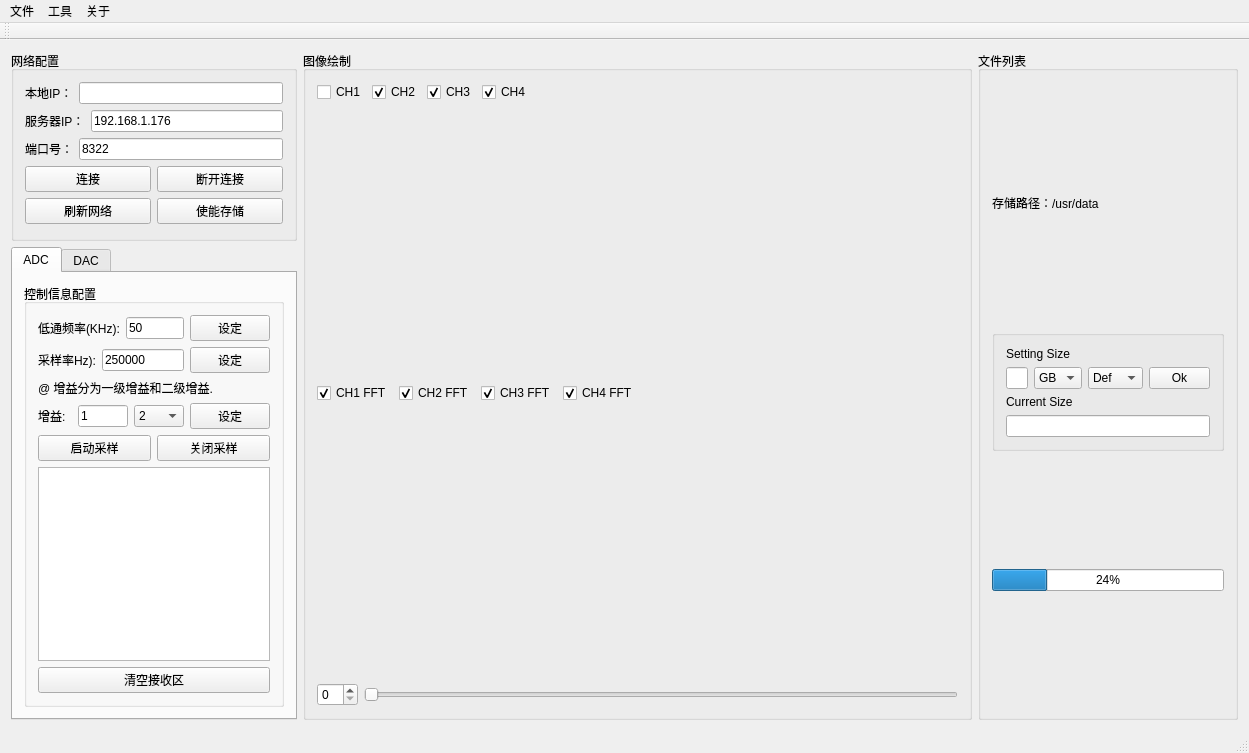
carloscn/netplot, file PRO/NetworkPlot/mainwindow.ui: the form before one commit.
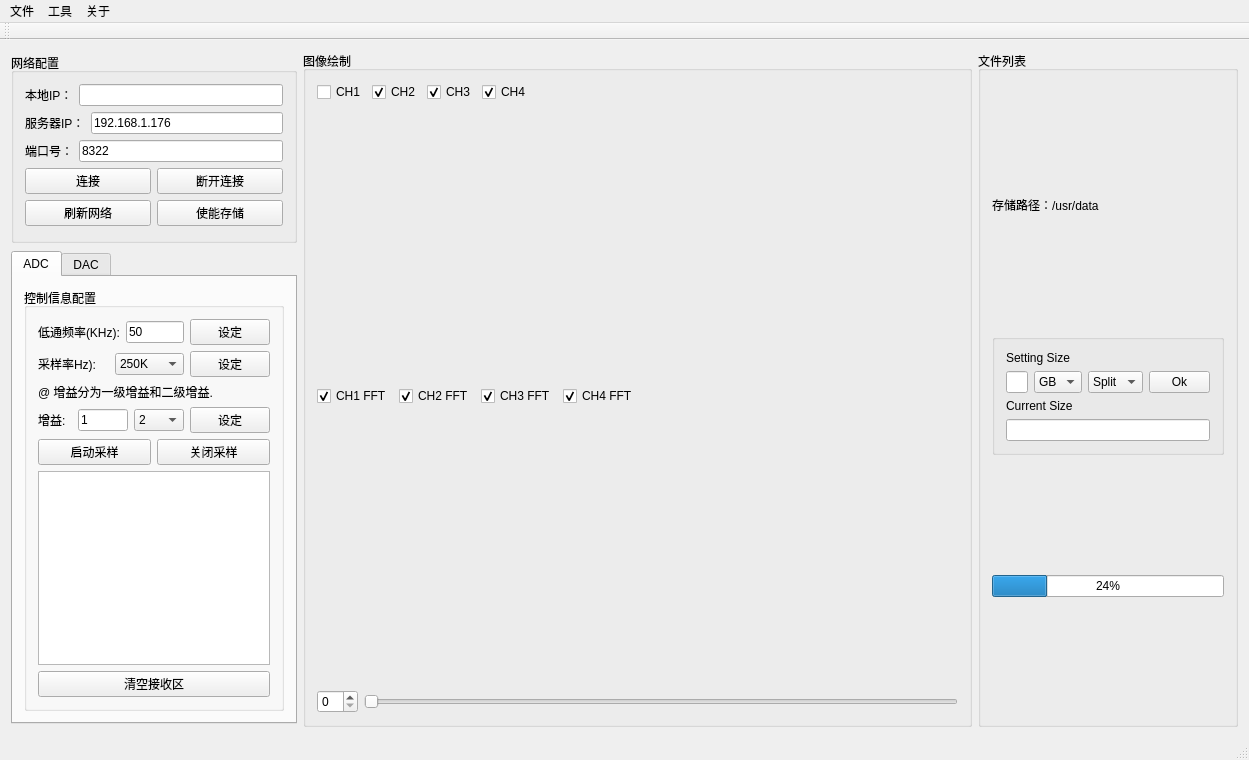
The form after the commit. Custom widgets are drawn as their Qt base class.

Diff of the .ui file:
```diff
--- a/PRO/NetworkPlot/mainwindow.ui
+++ b/PRO/NetworkPlot/mainwindow.ui
@@ -7,7 +7,7 @@
     <x>0</x>
     <y>0</y>
     <width>1249</width>
-    <height>751</height>
+    <height>760</height>
    </rect>
   </property>
   <property name="sizePolicy">
@@ -20,10 +20,10 @@
    <string>MainWindow</string>
   </property>
   <widget class="QWidget" name="centralWidget">
-   <layout class="QHBoxLayout" name="horizontalLayout_12">
-    <item>
-     <layout class="QVBoxLayout" name="verticalLayout_3">
-      <item>
+   <layout class="QGridLayout" name="gridLayout_5">
+    <item row="0" column="0">
+     <layout class="QGridLayout" name="gridLayout_6">
+      <item row="0" column="0">
        <widget class="QGroupBox" name="groupBox_2">
         <property name="sizePolicy">
          <sizepolicy hsizetype="Fixed" vsizetype="Expanding">
@@ -46,17 +46,17 @@
         <property name="title">
          <string>网络配置</string>
         </property>
-        <layout class="QVBoxLayout" name="verticalLayout_2">
-         <item>
-          <layout class="QHBoxLayout" name="horizontalLayout">
-           <item>
+        <layout class="QGridLayout" name="gridLayout_7">
+         <item row="0" column="0">
+          <layout class="QGridLayout" name="gridLayout_8">
+           <item row="0" column="0">
             <widget class="QLabel" name="label_2">
              <property name="text">
               <string>本地IP：</string>
              </property>
             </widget>
            </item>
-           <item>
+           <item row="0" column="1">
             <widget class="QLineEdit" name="lineEdit_host_ip">
              <property name="readOnly">
               <bool>true</bool>
@@ -65,7 +65,7 @@
            </item>
           </layout>
          </item>
-         <item>
+         <item row="1" column="0">
           <layout class="QHBoxLayout" name="horizontalLayout_2">
            <item>
             <widget class="QLabel" name="label_3">
@@ -86,7 +86,7 @@
            </item>
           </layout>
          </item>
-         <item>
+         <item row="2" column="0">
           <layout class="QHBoxLayout" name="horizontalLayout_3">
            <item>
             <widget class="QLabel" name="label">
@@ -104,7 +104,7 @@
            </item>
           </layout>
          </item>
-         <item>
+         <item row="3" column="0">
           <layout class="QHBoxLayout" name="horizontalLayout_4">
            <item>
             <widget class="QPushButton" name="pushButton_set">
@@ -125,7 +125,7 @@
            </item>
           </layout>
          </item>
-         <item>
+         <item row="4" column="0">
           <layout class="QHBoxLayout" name="horizontalLayout_5">
            <item>
             <widget class="QPushButton" name="pushButton_close_remote">
@@ -146,7 +146,7 @@
         </layout>
        </widget>
       </item>
-      <item>
+      <item row="1" column="0">
        <widget class="QTabWidget" name="tabWidget">
         <property name="sizePolicy">
          <sizepolicy hsizetype="Fixed" vsizetype="Fixed">
@@ -173,8 +173,8 @@
          <attribute name="title">
           <string>ADC</string>
          </attribute>
-         <layout class="QVBoxLayout" name="verticalLayout">
-          <item>
+         <layout class="QGridLayout" name="gridLayout_3">
+          <item row="0" column="0">
            <widget class="QGroupBox" name="groupBox_3">
             <property name="sizePolicy">
              <sizepolicy hsizetype="Fixed" vsizetype="Expanding">
@@ -197,8 +197,8 @@
             <property name="title">
              <string>控制信息配置</string>
             </property>
-            <layout class="QVBoxLayout" name="verticalLayout_7">
-             <item>
+            <layout class="QGridLayout" name="gridLayout_4">
+             <item row="0" column="0">
               <layout class="QHBoxLayout" name="horizontalLayout_7">
                <property name="sizeConstraint">
                 <enum>QLayout::SetNoConstraint</enum>
@@ -247,12 +247,9 @@
                </item>
               </layout>
              </item>
-             <item>
-              <layout class="QHBoxLayout" name="horizontalLayout_8">
-               <property name="sizeConstraint">
-                <enum>QLayout::SetNoConstraint</enum>
-               </property>
-               <item>
+             <item row="1" column="0">
+              <layout class="QGridLayout" name="gridLayout_2">
+               <item row="0" column="0">
                 <widget class="QLabel" name="label_6">
                  <property name="sizePolicy">
                   <sizepolicy hsizetype="Expanding" vsizetype="Fixed">
@@ -265,23 +262,31 @@
                  </property>
                 </widget>
                </item>
-               <item>
-                <widget class="QLineEdit" name="lineEdit_fs">
-                 <property name="sizePolicy">
-                  <sizepolicy hsizetype="Expanding" vsizetype="Fixed">
-                   <horstretch>0</horstretch>
-                   <verstretch>0</verstretch>
-                  </sizepolicy>
-                 </property>
-                 <property name="text">
-                  <string>250000</string>
-                 </property>
-                 <property name="readOnly">
-                  <bool>false</bool>
-                 </property>
+               <item row="0" column="1">
+                <widget class="QComboBox" name="sample_rate">
+                 <item>
+                  <property name="text">
+                   <string>250K</string>
+                  </property>
+                 </item>
+                 <item>
+                  <property name="text">
+                   <string>125K</string>
+                  </property>
+                 </item>
+                 <item>
+                  <property name="text">
+                   <string>62.5K</string>
+                  </property>
+                 </item>
+                 <item>
+                  <property name="text">
+                   <string>31.25K</string>
+                  </property>
+                 </item>
                 </widget>
                </item>
-               <item>
+               <item row="0" column="2">
                 <widget class="QPushButton" name="pushButton_fs_set">
                  <property name="sizePolicy">
                   <sizepolicy hsizetype="Expanding" vsizetype="Fixed">
@@ -296,7 +301,7 @@
                </item>
               </layout>
              </item>
-             <item>
+             <item row="2" column="0">
               <widget class="QLabel" name="label_7">
                <property name="sizePolicy">
                 <sizepolicy hsizetype="Expanding" vsizetype="Fixed">
@@ -309,7 +314,7 @@
                </property>
               </widget>
              </item>
-             <item>
+             <item row="3" column="0">
               <layout class="QHBoxLayout" name="horizontalLayout_6">
                <property name="sizeConstraint">
                 <enum>QLayout::SetNoConstraint</enum>
@@ -415,7 +420,7 @@
                </item>
               </layout>
              </item>
-             <item>
+             <item row="4" column="0">
               <layout class="QHBoxLayout" name="horizontalLayout_9">
                <property name="sizeConstraint">
                 <enum>QLayout::SetNoConstraint</enum>
@@ -448,7 +453,7 @@
                </item>
               </layout>
              </item>
-             <item>
+             <item row="5" column="0">
               <widget class="QTextBrowser" name="textBrowser">
                <property name="sizePolicy">
                 <sizepolicy hsizetype="Fixed" vsizetype="Expanding">
@@ -458,7 +463,7 @@
                </property>
               </widget>
              </item>
-             <item>
+             <item row="6" column="0">
               <widget class="QPushButton" name="pushButton_clear">
                <property name="sizePolicy">
                 <sizepolicy hsizetype="Expanding" vsizetype="Fixed">
@@ -557,7 +562,7 @@
       </item>
      </layout>
     </item>
-    <item>
+    <item row="0" column="1">
      <widget class="QGroupBox" name="groupBox">
       <property name="sizePolicy">
        <sizepolicy hsizetype="Expanding" vsizetype="Expanding">
@@ -723,7 +728,7 @@
       </layout>
      </widget>
     </item>
-    <item>
+    <item row="0" column="2">
      <widget class="QGroupBox" name="groupBox_4">
       <property name="sizePolicy">
        <sizepolicy hsizetype="Fixed" vsizetype="Preferred">
@@ -811,11 +816,6 @@
             </item>
             <item>
              <widget class="QComboBox" name="storge_type">
-              <item>
-               <property name="text">
-                <string>Def</string>
-               </property>
-              </item>
               <item>
                <property name="text">
                 <string>Split</string>
```
Left out of the diff: 7 changed lines with no effect on the pictures.
